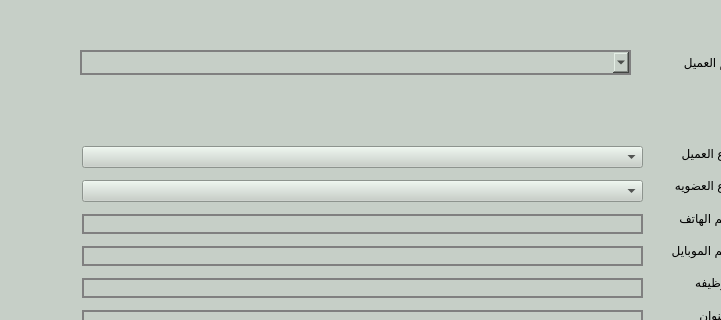
shymaa123456/HyperPOS2020, file presentation/loyalty_ui/modifyCustomer.ui: the form before one commit; both pictures show x 168 to 889 and y 0 to 320 of the 1001 by 706 pixel window.
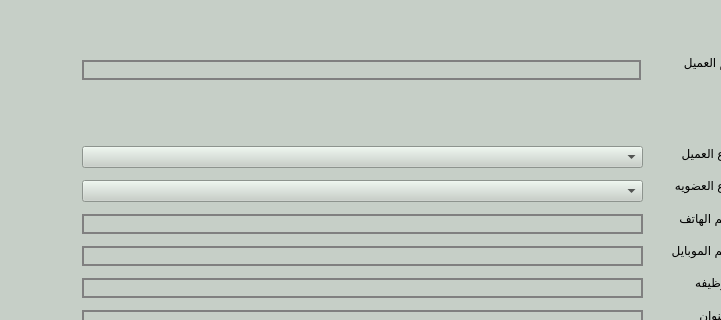
The form after the commit.

Commit message: update create and modify customer

Diff of the .ui file:
```diff
--- a/presentation/loyalty_ui/modifyCustomer.ui
+++ b/presentation/loyalty_ui/modifyCustomer.ui
@@ -391,27 +391,6 @@
                 <string>اسم العميل</string>
             </property>
         </widget>
-        <widget class="QComboBox" name="CMB_custName">
-            <property name="geometry">
-                <rect>
-                    <x>248</x>
-                    <y>50</y>
-                    <width>551</width>
-                    <height>25</height>
-                </rect>
-            </property>
-            <property name="styleSheet">
-                <string notr="true">border: 2px solid gray;
-
-                    padding: 0 8px;
-
-                    selection-background-color: darkgray;
-                </string>
-            </property>
-            <property name="duplicatesEnabled">
-                <bool>true</bool>
-            </property>
-        </widget>
         <widget class="QLabel" name="LB_custID">
             <property name="enabled">
                 <bool>false</bool>
@@ -428,6 +407,24 @@
                 <string>cust id</string>
             </property>
         </widget>
+  <widget class="QLineEdit" name="lE_custName">
+   <property name="geometry">
+    <rect>
+     <x>250</x>
+     <y>60</y>
+     <width>559</width>
+     <height>20</height>
+    </rect>
+   </property>
+   <property name="styleSheet">
+    <string notr="true">border: 2px solid gray;
+
+                                padding: 0 8px;
+
+                                selection-background-color: darkgray;
+                            </string>
+   </property>
+  </widget>
     </widget>
     <resources/>
     <connections/>
```
Left out of the diff: 2 changed lines with no effect on the pictures. Lines whose indentation alone changed are shown as unchanged. The commit also changes 3 other files.
